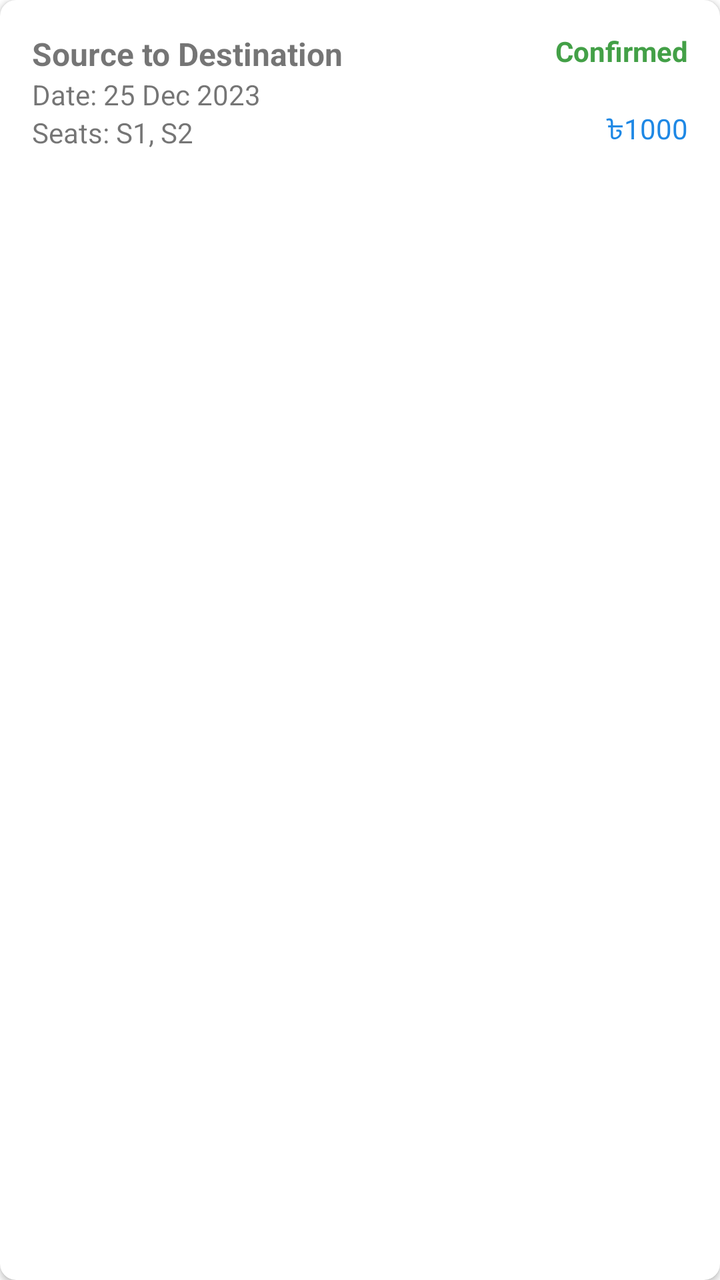
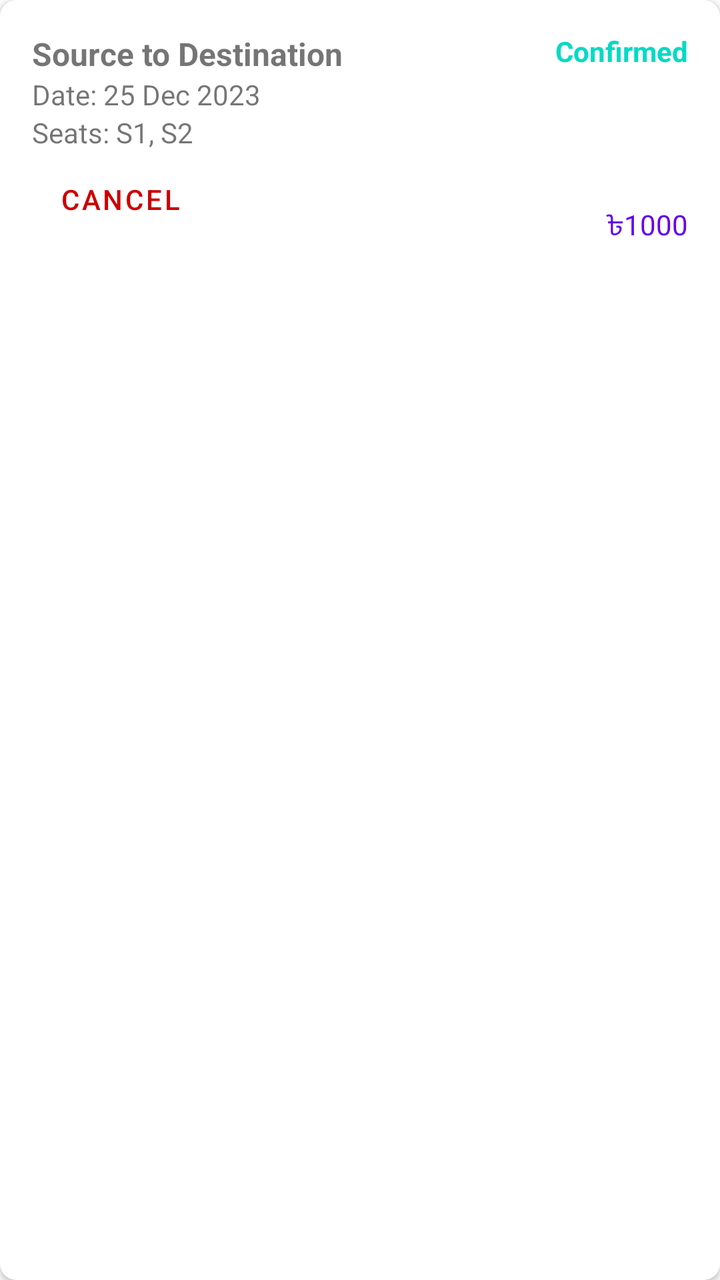

Before-and-after screenshots of an Android layout around one commit, followed by the original layout XML and the change that was made.
<!-- AndroidManifest.xml: application theme Theme.MahirExpress -->
<!-- res/layout/item_booking.xml -->
<?xml version="1.0" encoding="utf-8"?>
<com.google.android.material.card.MaterialCardView xmlns:android="http://schemas.android.com/apk/res/android"
    xmlns:app="http://schemas.android.com/apk/res-auto"
    android:layout_width="match_parent"
    android:layout_height="wrap_content"
    android:layout_margin="8dp"
    app:cardCornerRadius="8dp"
    app:cardElevation="2dp">

    <androidx.constraintlayout.widget.ConstraintLayout
        android:layout_width="match_parent"
        android:layout_height="wrap_content"
        android:padding="16dp">

        <TextView
            android:id="@+id/tvRouteInfo"
            android:layout_width="wrap_content"
            android:layout_height="wrap_content"
            android:text="Source to Destination"
            android:textSize="16sp"
            android:textStyle="bold"
            app:layout_constraintStart_toStartOf="parent"
            app:layout_constraintTop_toTopOf="parent" />

        <TextView
            android:id="@+id/tvDateInfo"
            android:layout_width="wrap_content"
            android:layout_height="wrap_content"
            android:text="Date: 25 Dec 2023"
            app:layout_constraintStart_toStartOf="parent"
            app:layout_constraintTop_toBottomOf="@id/tvRouteInfo" />

        <TextView
            android:id="@+id/tvSeatsInfo"
            android:layout_width="wrap_content"
            android:layout_height="wrap_content"
            android:text="Seats: S1, S2"
            app:layout_constraintStart_toStartOf="parent"
            app:layout_constraintTop_toBottomOf="@id/tvDateInfo" />

        <TextView
            android:id="@+id/tvStatus"
            android:layout_width="wrap_content"
            android:layout_height="wrap_content"
            android:text="Confirmed"
            android:textColor="@color/green"
            android:textStyle="bold"
            app:layout_constraintEnd_toEndOf="parent"
            app:layout_constraintTop_toTopOf="parent" />

        <TextView
            android:id="@+id/tvAmount"
            android:layout_width="wrap_content"
            android:layout_height="wrap_content"
            android:text="৳1000"
            android:textColor="@color/primary"
            app:layout_constraintBottom_toBottomOf="parent"
            app:layout_constraintEnd_toEndOf="parent" />

    </androidx.constraintlayout.widget.ConstraintLayout>
</com.google.android.material.card.MaterialCardView>
<!-- resources referenced by this layout -->
<resources>
  <color name="green">#43A047</color>
  <color name="primary">#1E88E5</color>
  <style name="Theme.MahirExpress" parent="Theme.MaterialComponents.Light.NoActionBar">
          
          <item name="colorPrimary">@color/primary</item>
          <item name="colorPrimaryVariant">@color/primary_dark</item>
          <item name="colorOnPrimary">@color/white</item>
          
          <item name="colorSecondary">@color/accent</item>
          <item name="colorSecondaryVariant">@color/accent</item>
          <item name="colorOnSecondary">@color/black</item>
          
          <item name="android:statusBarColor">?attr/colorPrimaryVariant</item>
          
      </style>
  <color name="primary_dark">#1565C0</color>
  <color name="white">#FFFFFF</color>
  <color name="accent">#FFC107</color>
  <color name="black">#000000</color>
</resources>

<!-- the commit's change to res/layout/item_booking.xml (unified diff, before → after) -->
@@ -43,17 +43,28 @@
             android:layout_width="wrap_content"
             android:layout_height="wrap_content"
             android:text="Confirmed"
-            android:textColor="@color/green"
+            android:textColor="@color/teal_200"
             android:textStyle="bold"
             app:layout_constraintEnd_toEndOf="parent"
             app:layout_constraintTop_toTopOf="parent" />
+
+        <Button
+            android:id="@+id/btnCancel"
+            style="@style/Widget.MaterialComponents.Button.TextButton"
+            android:layout_width="wrap_content"
+            android:layout_height="wrap_content"
+            android:text="Cancel"
+            android:textColor="@android:color/holo_red_dark"
+            app:layout_constraintBottom_toBottomOf="parent"
+            app:layout_constraintStart_toStartOf="parent"
+            app:layout_constraintTop_toBottomOf="@id/tvSeatsInfo" />
 
         <TextView
             android:id="@+id/tvAmount"
             android:layout_width="wrap_content"
             android:layout_height="wrap_content"
             android:text="৳1000"
-            android:textColor="@color/primary"
+            android:textColor="@color/purple_500"
             app:layout_constraintBottom_toBottomOf="parent"
             app:layout_constraintEnd_toEndOf="parent" />
 
<!-- resource entries referenced after the edit -->
@@ -1,7 +1,7 @@
 <!-- resources referenced by this layout -->
 <resources>
-  <color name="green">#43A047</color>
-  <color name="primary">#1E88E5</color>
+  <color name="purple_500">#FF6200EE</color>
+  <color name="teal_200">#FF03DAC5</color>
   <style name="Theme.MahirExpress" parent="Theme.MaterialComponents.Light.NoActionBar">
           
           <item name="colorPrimary">@color/primary</item>
@@ -15,6 +15,7 @@
           <item name="android:statusBarColor">?attr/colorPrimaryVariant</item>
           
       </style>
+  <color name="primary">#1E88E5</color>
   <color name="primary_dark">#1565C0</color>
   <color name="white">#FFFFFF</color>
   <color name="accent">#FFC107</color>
